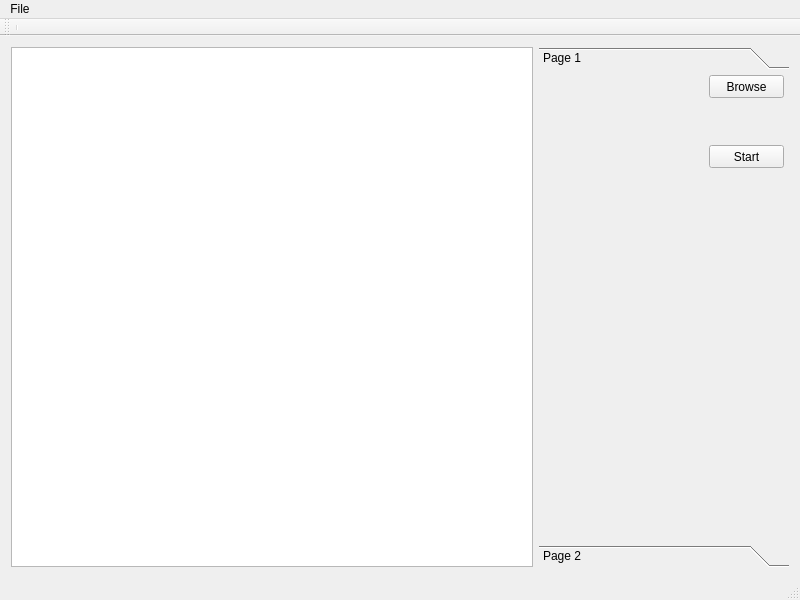
georgidunchev/RTBezie1, file mainwindow.ui: the form before one commit.
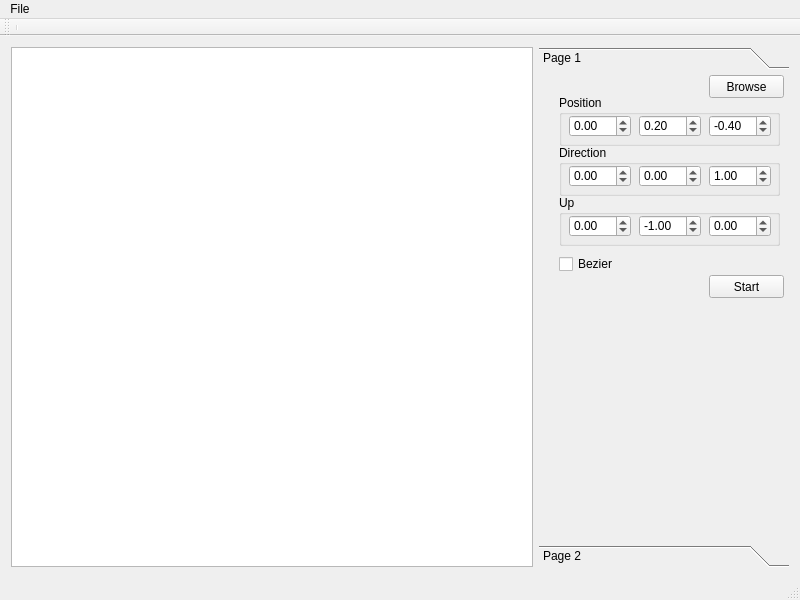
The form after the commit.

Commit message: Add settings for camera Bezier Render WIP

```diff
--- a/mainwindow.ui
+++ b/mainwindow.ui
@@ -93,7 +93,7 @@
           <property name="geometry">
            <rect>
             <x>170</x>
-            <y>70</y>
+            <y>200</y>
             <width>75</width>
             <height>23</height>
            </rect>
@@ -102,6 +102,220 @@
            <string>Start</string>
           </property>
          </widget>
+         <widget class="QGroupBox" name="groupBox">
+          <property name="geometry">
+           <rect>
+            <x>20</x>
+            <y>20</y>
+            <width>221</width>
+            <height>51</height>
+           </rect>
+          </property>
+          <property name="title">
+           <string>Position</string>
+          </property>
+          <widget class="QDoubleSpinBox" name="PosX">
+           <property name="geometry">
+            <rect>
+             <x>10</x>
+             <y>20</y>
+             <width>62</width>
+             <height>22</height>
+            </rect>
+           </property>
+           <property name="minimum">
+            <double>-100.000000000000000</double>
+           </property>
+           <property name="singleStep">
+            <double>0.010000000000000</double>
+           </property>
+          </widget>
+          <widget class="QDoubleSpinBox" name="PosY">
+           <property name="geometry">
+            <rect>
+             <x>80</x>
+             <y>20</y>
+             <width>62</width>
+             <height>22</height>
+            </rect>
+           </property>
+           <property name="minimum">
+            <double>-100.000000000000000</double>
+           </property>
+           <property name="singleStep">
+            <double>0.010000000000000</double>
+           </property>
+           <property name="value">
+            <double>0.200000000000000</double>
+           </property>
+          </widget>
+          <widget class="QDoubleSpinBox" name="PosZ">
+           <property name="geometry">
+            <rect>
+             <x>150</x>
+             <y>20</y>
+             <width>62</width>
+             <height>22</height>
+            </rect>
+           </property>
+           <property name="minimum">
+            <double>-100.000000000000000</double>
+           </property>
+           <property name="maximum">
+            <double>98.989999999999995</double>
+           </property>
+           <property name="singleStep">
+            <double>0.010000000000000</double>
+           </property>
+           <property name="value">
+            <double>-0.400000000000000</double>
+           </property>
+          </widget>
+         </widget>
+         <widget class="QGroupBox" name="groupBox_2">
+          <property name="geometry">
+           <rect>
+            <x>20</x>
+            <y>70</y>
+            <width>221</width>
+            <height>51</height>
+           </rect>
+          </property>
+          <property name="title">
+           <string>Direction</string>
+          </property>
+          <widget class="QDoubleSpinBox" name="DirX">
+           <property name="geometry">
+            <rect>
+             <x>10</x>
+             <y>20</y>
+             <width>62</width>
+             <height>22</height>
+            </rect>
+           </property>
+           <property name="minimum">
+            <double>-100.000000000000000</double>
+           </property>
+           <property name="singleStep">
+            <double>0.010000000000000</double>
+           </property>
+          </widget>
+          <widget class="QDoubleSpinBox" name="DirY">
+           <property name="geometry">
+            <rect>
+             <x>80</x>
+             <y>20</y>
+             <width>62</width>
+             <height>22</height>
+            </rect>
+           </property>
+           <property name="minimum">
+            <double>-100.000000000000000</double>
+           </property>
+           <property name="singleStep">
+            <double>0.010000000000000</double>
+           </property>
+          </widget>
+          <widget class="QDoubleSpinBox" name="DirZ">
+           <property name="geometry">
+            <rect>
+             <x>150</x>
+             <y>20</y>
+             <width>62</width>
+             <height>22</height>
+            </rect>
+           </property>
+           <property name="minimum">
+            <double>-100.000000000000000</double>
+           </property>
+           <property name="singleStep">
+            <double>0.010000000000000</double>
+           </property>
+           <property name="value">
+            <double>1.000000000000000</double>
+           </property>
+          </widget>
+         </widget>
+         <widget class="QGroupBox" name="groupBox_3">
+          <property name="geometry">
+           <rect>
+            <x>20</x>
+            <y>120</y>
+            <width>221</width>
+            <height>51</height>
+           </rect>
+          </property>
+          <property name="title">
+           <string>Up</string>
+          </property>
+          <widget class="QDoubleSpinBox" name="UpX">
+           <property name="geometry">
+            <rect>
+             <x>10</x>
+             <y>20</y>
+             <width>62</width>
+             <height>22</height>
+            </rect>
+           </property>
+           <property name="minimum">
+            <double>-100.000000000000000</double>
+           </property>
+           <property name="singleStep">
+            <double>0.010000000000000</double>
+           </property>
+          </widget>
+          <widget class="QDoubleSpinBox" name="UpY">
+           <property name="geometry">
+            <rect>
+             <x>80</x>
+             <y>20</y>
+             <width>62</width>
+             <height>22</height>
+            </rect>
+           </property>
+           <property name="minimum">
+            <double>-100.000000000000000</double>
+           </property>
+           <property name="singleStep">
+            <double>0.010000000000000</double>
+           </property>
+           <property name="value">
+            <double>-1.000000000000000</double>
+           </property>
+          </widget>
+          <widget class="QDoubleSpinBox" name="UpZ">
+           <property name="geometry">
+            <rect>
+             <x>150</x>
+             <y>20</y>
+             <width>62</width>
+             <height>22</height>
+            </rect>
+           </property>
+           <property name="minimum">
+            <double>-100.000000000000000</double>
+           </property>
+           <property name="singleStep">
+            <double>0.010000000000000</double>
+           </property>
+           <property name="value">
+            <double>0.000000000000000</double>
+           </property>
+          </widget>
+         </widget>
+         <widget class="QCheckBox" name="RenderBezierCheckBox">
+          <property name="geometry">
+           <rect>
+            <x>20</x>
+            <y>180</y>
+            <width>71</width>
+            <height>18</height>
+           </rect>
+          </property>
+          <property name="text">
+           <string>Bezier</string>
+          </property>
+         </widget>
         </widget>
         <widget class="QWidget" name="page_2">
          <property name="geometry">
```
The commit also changes 19 other files.
